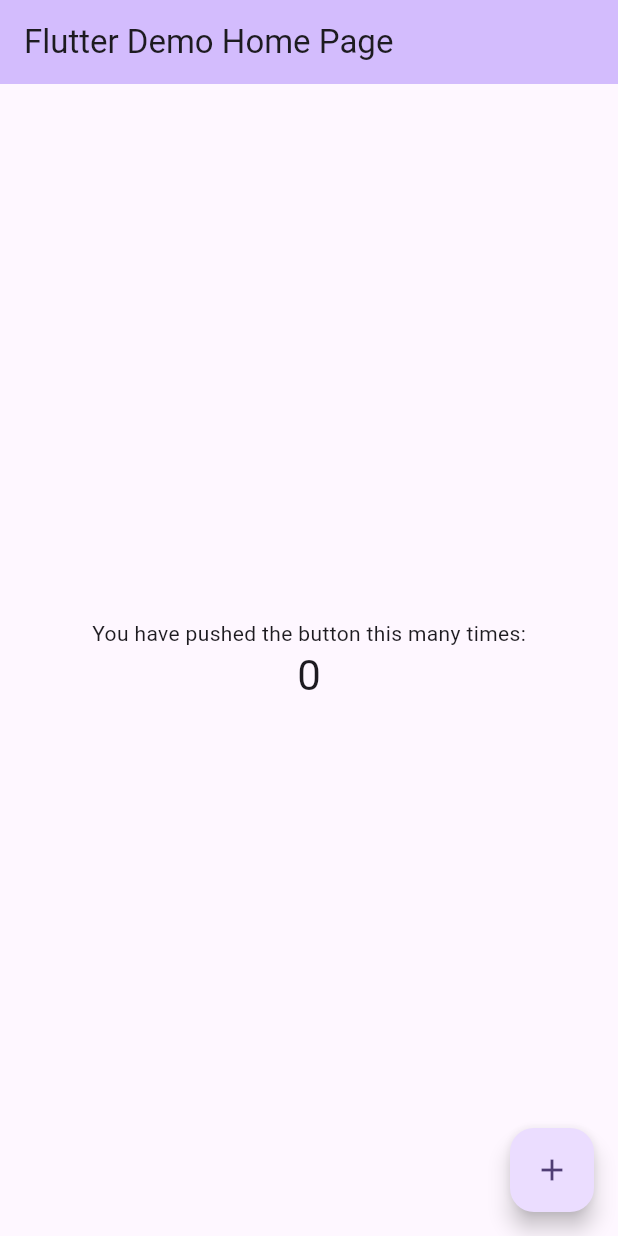
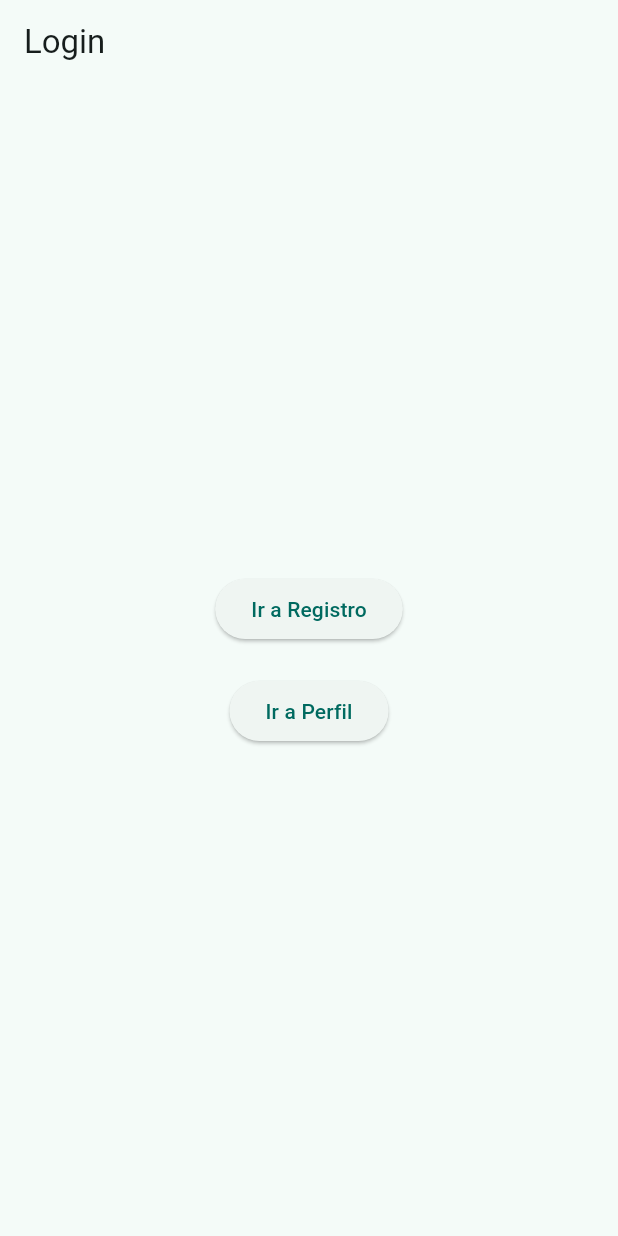
Before and after one commit to LauraCM01/turquesa-movile, a Flutter app: the screen it shows after launch, on a phone screen of 412 x 824 dp. Run offline on Flutter 3.47's test engine with Material 3 defaults, Android fonts, the phone set to English and light mode, and no system bars.

Commit message:
Pantalla registro

```diff
--- a/lib/main.dart
+++ b/lib/main.dart
@@ -1,4 +1,7 @@
+
 import 'package:flutter/material.dart';
+import 'package:myapp/registro.dart';
+import 'package:myapp/perfil.dart'; // Importa la nueva pantalla
 
 void main() {
   runApp(const MyApp());
@@ -7,116 +10,54 @@ void main() {
 class MyApp extends StatelessWidget {
   const MyApp({super.key});
 
-  // This widget is the root of your application.
   @override
   Widget build(BuildContext context) {
     return MaterialApp(
       title: 'Flutter Demo',
       theme: ThemeData(
-        // This is the theme of your application.
-        //
-        // TRY THIS: Try running your application with "flutter run". You'll see
-        // the application has a purple toolbar. Then, without quitting the app,
-        // try changing the seedColor in the colorScheme below to Colors.green
-        // and then invoke "hot reload" (save your changes or press the "hot
-        // reload" button in a Flutter-supported IDE, or press "r" if you used
-        // the command line to start the app).
-        //
-        // Notice that the counter didn't reset back to zero; the application
-        // state is not lost during the reload. To reset the state, use hot
-        // restart instead.
-        //
-        // This works for code too, not just values: Most code changes can be
-        // tested with just a hot reload.
-        colorScheme: ColorScheme.fromSeed(seedColor: Colors.deepPurple),
+        colorScheme: ColorScheme.fromSeed(seedColor: Colors.teal),
+        useMaterial3: true,
       ),
-      home: const MyHomePage(title: 'Flutter Demo Home Page'),
+      home: const LoginPage(),
     );
   }
 }
 
-class MyHomePage extends StatefulWidget {
-  const MyHomePage({super.key, required this.title});
-
-  // This widget is the home page of your application. It is stateful, meaning
-  // that it has a State object (defined below) that contains fields that affect
-  // how it looks.
-
-  // This class is the configuration for the state. It holds the values (in this
-  // case the title) provided by the parent (in this case the App widget) and
-  // used by the build method of the State. Fields in a Widget subclass are
-  // always marked "final".
-
-  final String title;
-
-  @override
-  State<MyHomePage> createState() => _MyHomePageState();
-}
-
-class _MyHomePageState extends State<MyHomePage> {
-  int _counter = 0;
-
-  void _incrementCounter() {
-    setState(() {
-      // This call to setState tells the Flutter framework that something has
-      // changed in this State, which causes it to rerun the build method below
-      // so that the display can reflect the updated values. If we changed
-      // _counter without calling setState(), then the build method would not be
-      // called again, and so nothing would appear to happen.
-      _counter++;
-    });
-  }
+class LoginPage extends StatelessWidget {
+  const LoginPage({super.key});
 
   @override
   Widget build(BuildContext context) {
-    // This method is rerun every time setState is called, for instance as done
-    // by the _incrementCounter method above.
-    //
-    // The Flutter framework has been optimized to make rerunning build methods
-    // fast, so that you can just rebuild anything that needs updating rather
-    // than having to individually change instances of widgets.
     return Scaffold(
       appBar: AppBar(
-        // TRY THIS: Try changing the color here to a specific color (to
-        // Colors.amber, perhaps?) and trigger a hot reload to see the AppBar
-        // change color while the other colors stay the same.
-        backgroundColor: Theme.of(context).colorScheme.inversePrimary,
-        // Here we take the value from the MyHomePage object that was created by
-        // the App.build method, and use it to set our appbar title.
-        title: Text(widget.title),
+        title: const Text('Login'),
       ),
       body: Center(
-        // Center is a layout widget. It takes a single child and positions it
-        // in the middle of the parent.
         child: Column(
-          // Column is also a layout widget. It takes a list of children and
-          // arranges them vertically. By default, it sizes itself to fit its
-          // children horizontally, and tries to be as tall as its parent.
-          //
-          // Column has various properties to control how it sizes itself and
-          // how it positions its children. Here we use mainAxisAlignment to
-          // center the children vertically; the main axis here is the vertical
-          // axis because Columns are vertical (the cross axis would be
-          // horizontal).
-          //
-          // TRY THIS: Invoke "debug painting" (choose the "Toggle Debug Paint"
-          // action in the IDE, or press "p" in the console), to see the
-          // wireframe for each widget.
           mainAxisAlignment: MainAxisAlignment.center,
-          children: <Widget>[
-            const Text('You have pushed the button this many times:'),
-            Text(
-              '$_counter',
-              style: Theme.of(context).textTheme.headlineMedium,
+          children: [
+            ElevatedButton(
+              onPressed: () {
+                Navigator.push(
+                  context,
+                  MaterialPageRoute(builder: (context) => const RegistroPage()),
+                );
+              },
+              child: const Text('Ir a Registro'),
+            ),
+            const SizedBox(height: 20), // Añade un espacio
+            ElevatedButton(
+              onPressed: () {
+                Navigator.push(
+                  context,
+                  MaterialPageRoute(builder: (context) => const PerfilScreen()),
+                );
+              },
+              child: const Text('Ir a Perfil'),
             ),
           ],
         ),
       ),
-      floatingActionButton: FloatingActionButton(
-        onPressed: _incrementCounter,
-        tooltip: 'Increment',
-        child: const Icon(Icons.add),
-      ), // This trailing comma makes auto-formatting nicer for build methods.
     );
   }
 }
```
Also changed, not shown: lib/perfil.dart (added, +143 -0 lines), lib/registro.dart (added, +148 -0 lines).
